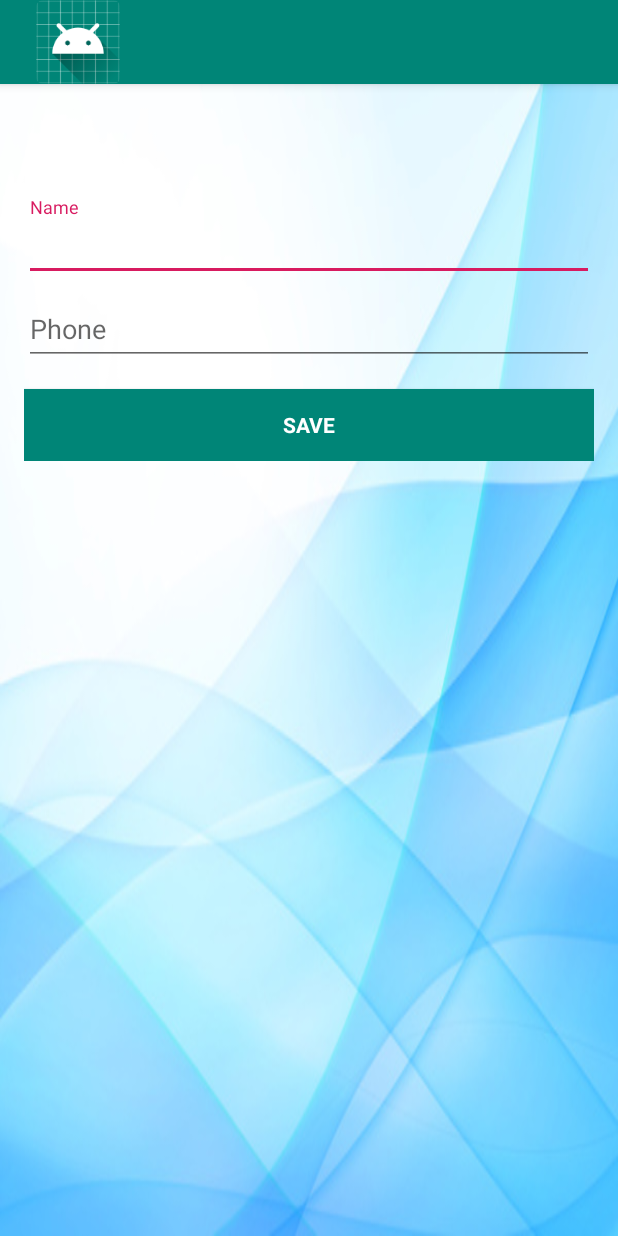
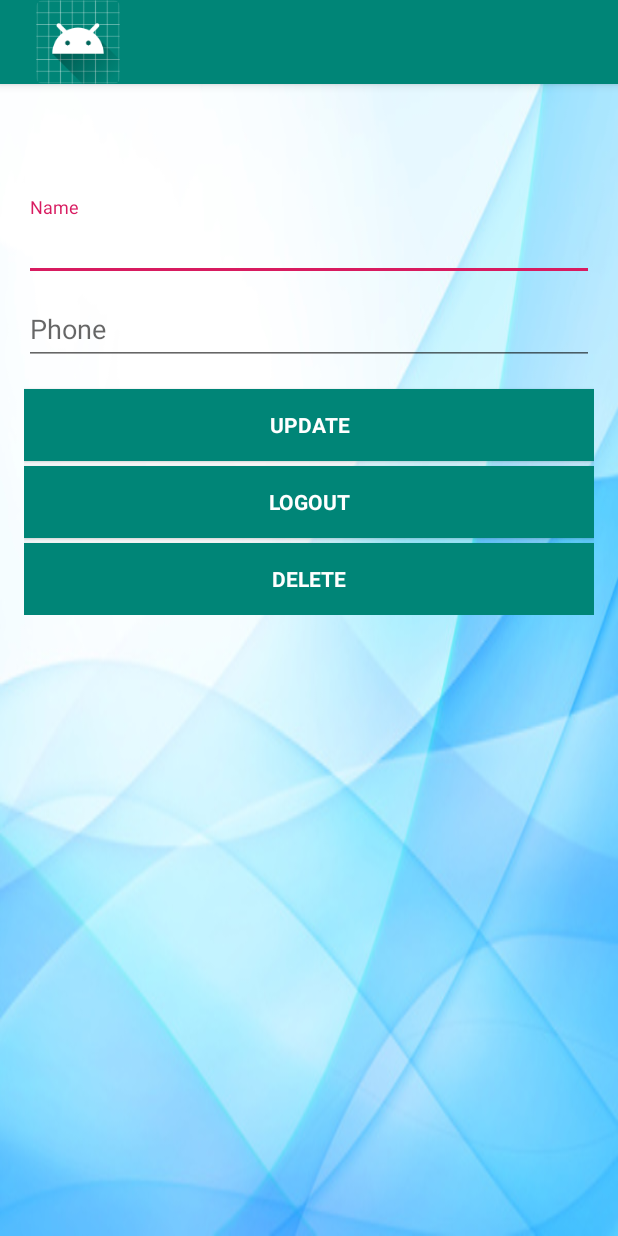
Before and after one commit to c-swa/web-and-mobile-programming, an Android app: the HomeActivity screen opened directly, with no data from a screen before it, on a phone screen of 412 x 824 dp. Run offline under Robolectric (Android 15) with nearby library versions, the phone set to English and light mode, and no system bars; our stand-ins replace Firebase (no records; nobody signed in at launch, a user with empty details on screens opened directly).

Commit message:
Firebase app complete

```diff
--- a/ICP 12/Mobile_Lesson5/Firebase/app/src/main/java/com/vijaya/firebase/HomeActivity.java
+++ b/ICP 12/Mobile_Lesson5/Firebase/app/src/main/java/com/vijaya/firebase/HomeActivity.java
@@ -1,6 +1,8 @@
 package com.vijaya.firebase;
 
+import android.content.Intent;
 import android.os.Bundle;
+import android.support.annotation.NonNull;
 import android.support.v7.app.AppCompatActivity;
 import android.text.TextUtils;
 import android.util.Log;
@@ -8,12 +10,19 @@ import android.view.View;
 import android.widget.Button;
 import android.widget.EditText;
 import android.widget.TextView;
+import android.widget.Toast;
 
+import com.google.android.gms.tasks.OnCompleteListener;
+import com.google.android.gms.tasks.Task;
+import com.google.firebase.auth.FirebaseAuth;
+import com.google.firebase.auth.FirebaseUser;
 import com.google.firebase.database.DataSnapshot;
 import com.google.firebase.database.DatabaseError;
 import com.google.firebase.database.DatabaseReference;
 import com.google.firebase.database.FirebaseDatabase;
 import com.google.firebase.database.ValueEventListener;
+
+import java.io.Console;
 
 public class HomeActivity extends AppCompatActivity {
 
@@ -21,6 +30,11 @@ public class HomeActivity extends AppCompatActivity {
     private TextView txtDetails;
     private EditText inputName, inputPhone;
     private Button btnSave;
+    private Button btnLogout;
+    private Button btnDelete;
+    private FirebaseAuth auth;
+    private FirebaseAuth.AuthStateListener authStateListener;
+    private FirebaseUser user;
     private DatabaseReference mFirebaseDatabase;
     private FirebaseDatabase mFirebaseInstance;
 
@@ -39,8 +53,13 @@ public class HomeActivity extends AppCompatActivity {
         inputName = (EditText) findViewById(R.id.name);
         inputPhone = (EditText) findViewById(R.id.phone);
         btnSave = (Button) findViewById(R.id.btn_save);
+        btnLogout = (Button) findViewById(R.id.btn_logout);
+        btnDelete = (Button) findViewById(R.id.btn_delete);
 
         mFirebaseInstance = FirebaseDatabase.getInstance();
+
+        auth = FirebaseAuth.getInstance();
+        user = auth.getCurrentUser();
 
         // get reference to 'users' node
         mFirebaseDatabase = mFirebaseInstance.getReference("users");
@@ -67,6 +86,25 @@ public class HomeActivity extends AppCompatActivity {
             }
         });
 
+        // this listener will be called when there is change in firebase user session
+        /* authStateListener = new FirebaseAuth.AuthStateListener() {
+            @Override
+            public void onAuthStateChanged(@NonNull FirebaseAuth firebaseAuth) {
+                FirebaseUser user = firebaseAuth.getCurrentUser();
+                if (user == null) {
+                    // user authState is changed -user is null
+                    // launch login activity
+                    startActivity(new Intent(HomeActivity.this, LoginActivity.class));
+                    finish();
+                }
+            }
+        };
+         */
+
+        // User ID is never set...
+        userId = user.getUid();
+
+
         // Save / update the user
         btnSave.setOnClickListener(new View.OnClickListener() {
             @Override
@@ -83,8 +121,52 @@ public class HomeActivity extends AppCompatActivity {
             }
         });
 
+        btnLogout.setOnClickListener(new View.OnClickListener() {
+            @Override
+            public void onClick(View view) {
+                logout();
+            }
+
+        });
+
+        btnDelete.setOnClickListener(new View.OnClickListener() {
+            @Override
+            public void onClick(View view) {
+                delete();
+            }
+        });
+
         toggleButton();
+
+        System.out.println(user.getUid());
     }
+
+    private void delete() {
+        user.delete()
+                .addOnCompleteListener(new OnCompleteListener<Void>() {
+                    @Override
+                    public void onComplete(@NonNull Task<Void> task) {
+                        if (task.isSuccessful()) {
+                            Log.d(TAG, "User account deleted.");
+                        }
+                    }
+                });
+        logout();
+    }
+
+    private void logout() {
+        if (user != null){
+            auth.signOut();
+            Toast.makeText(this, user.getEmail()+ " Sign out!", Toast.LENGTH_SHORT).show();
+        }else {
+            Toast.makeText(this, "You aren't login Yet!", Toast.LENGTH_SHORT).show();
+        }
+        startActivity(new Intent(HomeActivity.this,LoginActivity.class));
+        finish();
+    }
+
+
+
 
     // Changing button text
     private void toggleButton() {
--- a/ICP 12/Mobile_Lesson5/Firebase/app/src/main/res/layout/activity_home.xml
+++ b/ICP 12/Mobile_Lesson5/Firebase/app/src/main/res/layout/activity_home.xml
@@ -68,6 +68,31 @@
             android:textColor="@android:color/white"
             android:textStyle="bold" />
 
+        <Button
+            android:layout_marginTop="3dp"
+            android:id="@+id/btn_logout"
+            style="?android:textAppearanceSmall"
+            android:background="@color/colorPrimary"
+            android:textColor="@android:color/white"
+            android:textStyle="bold"
+            android:layout_width="match_parent"
+            android:layout_height="wrap_content"
+            android:text="Logout" />
+
+        <Button
+            android:layout_marginTop="3dp"
+            android:id="@+id/btn_delete"
+            style="?android:textAppearanceSmall"
+            android:background="@color/colorPrimary"
+            android:textColor="@android:color/white"
+            android:textStyle="bold"
+            android:layout_width="match_parent"
+            android:layout_height="wrap_content"
+            android:text="Delete" />
+
+
     </LinearLayout>
 
+
+
 </LinearLayout>
```
